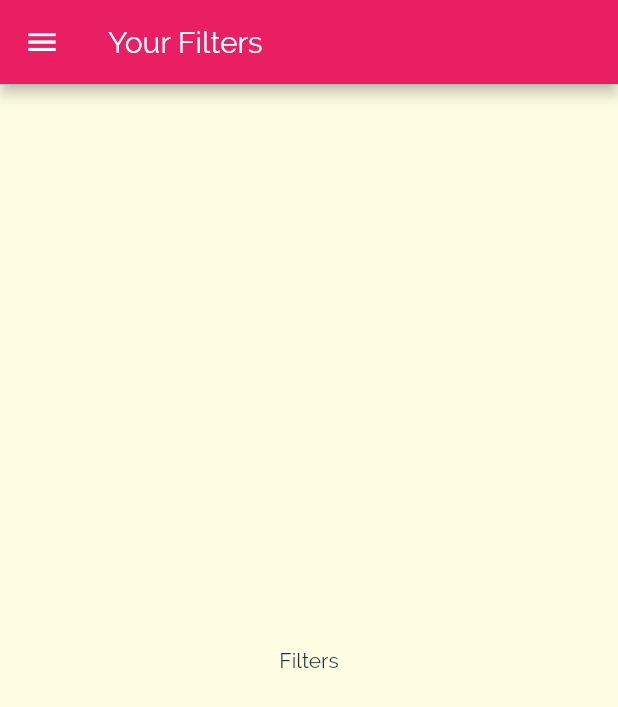
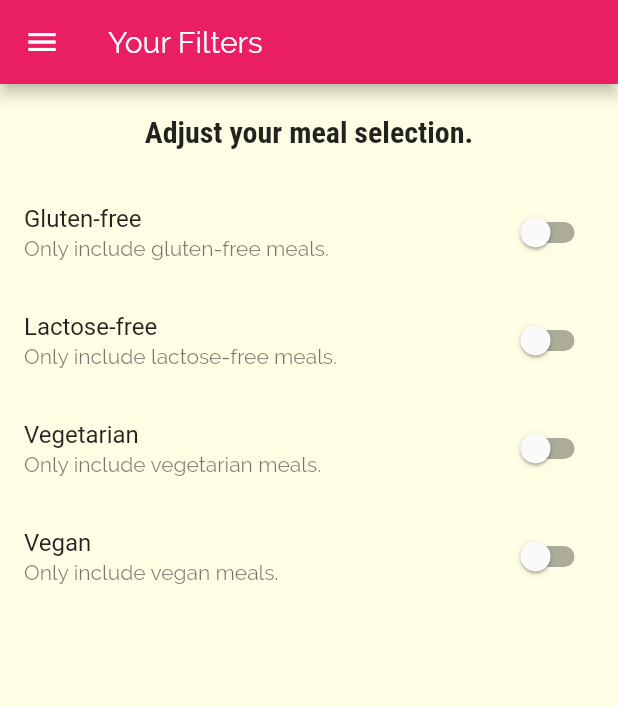
Before and after one commit to flukerbooker/FlutterLearning, a Flutter app: the FilterScreen screen opened by its route, on a phone screen of 412 x 824 dp. Shown: the top 707 px of the screen. Run offline on Flutter 3.47's test engine with Material 2 defaults, Android fonts, the phone set to English and light mode, and no system bars.

Commit message:
[UPDATE] Filter Screen

```diff
--- a/MealsApp/lib/screens/filters_screen.dart
+++ b/MealsApp/lib/screens/filters_screen.dart
@@ -2,19 +2,77 @@ import 'package:flutter/material.dart';
 
 import '../widgets/main_drawer.dart';
 
-class FilterScreen extends StatelessWidget {
+class FilterScreen extends StatefulWidget {
   static const routeName = '/filters';
+
+  @override
+  _FilterScreenState createState() => _FilterScreenState();
+}
+
+class _FilterScreenState extends State<FilterScreen> {
+  bool _glutenFree = false;
+  bool _vegetarian = false;
+  bool _vegan = false;
+  bool _lactoseFree = false;
+
+  Widget _buildSwitchListTile(String title, String description,
+      bool currentValue, Function updateValue) {
+    return SwitchListTile(
+        title: Text(title),
+        subtitle: Text(description),
+        value: currentValue,
+        onChanged: updateValue);
+  }
 
   @override
   Widget build(BuildContext context) {
     return Scaffold(
-      appBar: AppBar(
-        title: Text('Your Filters'),
-      ),
-      drawer: MainDrawer(),
-      body: Center(
-        child: Text('Filters'),
-      ),
-    );
+        appBar: AppBar(
+          title: Text('Your Filters'),
+        ),
+        drawer: MainDrawer(),
+        body: Column(
+          children: [
+            Container(
+              padding: EdgeInsets.all(20),
+              child: Text(
+                'Adjust your meal selection.',
+                style: Theme.of(context).textTheme.headline6,
+              ),
+            ),
+            Expanded(
+                child: ListView(
+              children: [
+                _buildSwitchListTile('Gluten-free',
+                    'Only include gluten-free meals.', _glutenFree, (newValue) {
+                  setState(() {
+                    _glutenFree = newValue;
+                  });
+                }),
+                _buildSwitchListTile(
+                    'Lactose-free',
+                    'Only include lactose-free meals.',
+                    _lactoseFree, (newValue) {
+                  setState(() {
+                    _lactoseFree = newValue;
+                  });
+                }),
+                _buildSwitchListTile(
+                    'Vegetarian', 'Only include vegetarian meals.', _vegetarian,
+                    (newValue) {
+                  setState(() {
+                    _vegetarian = newValue;
+                  });
+                }),
+                _buildSwitchListTile(
+                    'Vegan', 'Only include vegan meals.', _vegan, (newValue) {
+                  setState(() {
+                    _vegan = newValue;
+                  });
+                }),
+              ],
+            ))
+          ],
+        ));
   }
 }
```
